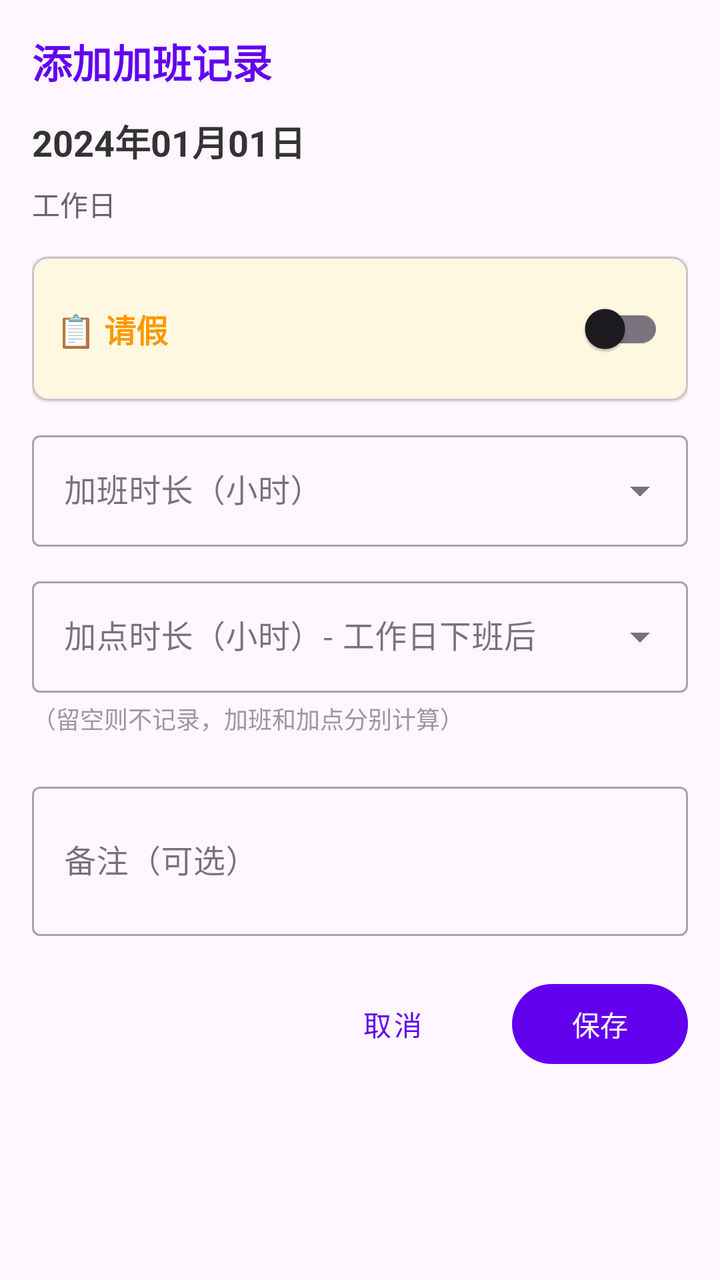
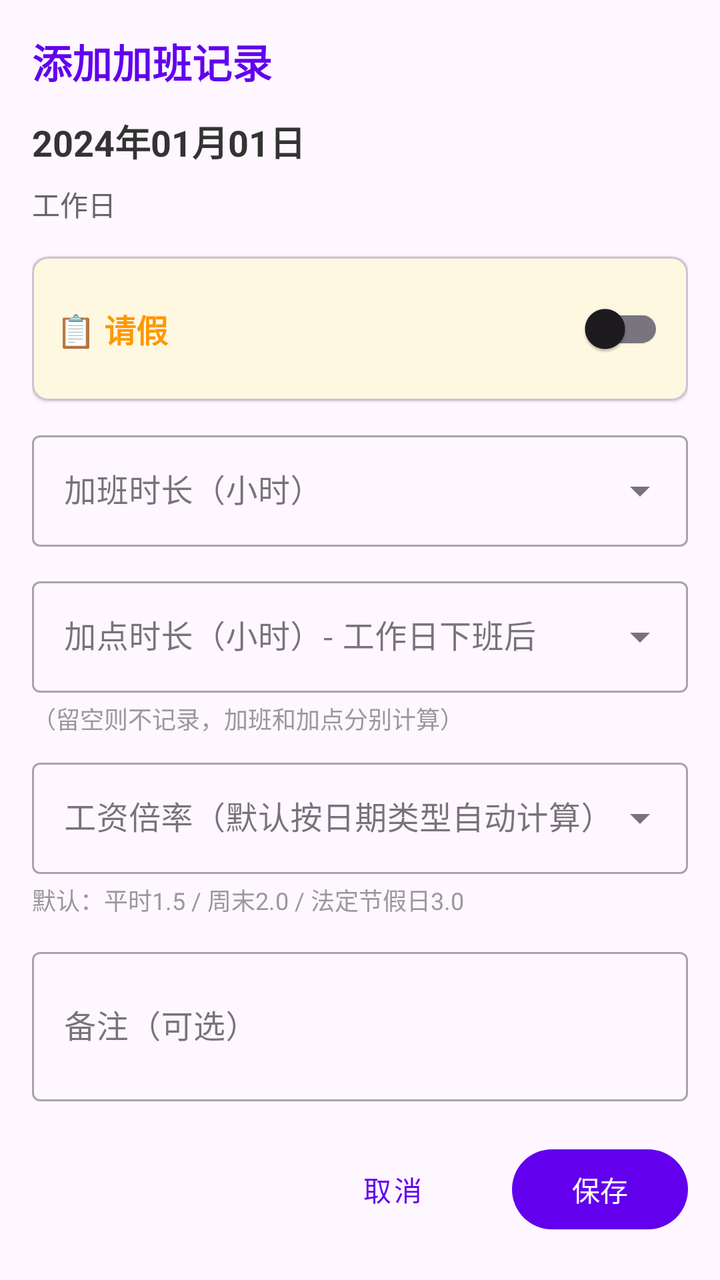

An Android layout rendered at two revisions. The XML below is the earlier revision; the diff shows what the commit changed to produce the second picture.
<!-- AndroidManifest.xml: application theme Theme.PersonalOvertimeRecord -->
<!-- res/layout/dialog_add_overtime.xml -->
<?xml version="1.0" encoding="utf-8"?>
<ScrollView xmlns:android="http://schemas.android.com/apk/res/android"
    xmlns:app="http://schemas.android.com/apk/res-auto"
    android:layout_width="match_parent"
    android:layout_height="wrap_content">

    <LinearLayout
        android:layout_width="match_parent"
        android:layout_height="wrap_content"
        android:orientation="vertical"
        android:padding="16dp">

        <TextView
            android:id="@+id/tvTitle"
            android:layout_width="wrap_content"
            android:layout_height="wrap_content"
            android:text="添加加班记录"
            android:textSize="20sp"
            android:textStyle="bold"
            android:textColor="#6200EE"
            android:layout_marginBottom="12dp" />

        <TextView
            android:id="@+id/tvDate"
            android:layout_width="wrap_content"
            android:layout_height="wrap_content"
            android:text="2024年01月01日"
            android:textSize="18sp"
            android:textStyle="bold"
            android:textColor="#333333"
            android:layout_marginBottom="8dp" />

        <TextView
            android:id="@+id/tvDayType"
            android:layout_width="wrap_content"
            android:layout_height="wrap_content"
            android:text="工作日"
            android:textSize="14sp"
            android:textColor="#666666"
            android:layout_marginBottom="16dp" />

        
        <com.google.android.material.card.MaterialCardView
            android:layout_width="match_parent"
            android:layout_height="wrap_content"
            android:layout_marginBottom="12dp"
            app:cardElevation="1dp"
            app:cardCornerRadius="8dp"
            app:cardBackgroundColor="#FFF8E1">

            <LinearLayout
                android:layout_width="match_parent"
                android:layout_height="wrap_content"
                android:orientation="vertical"
                android:padding="12dp">

                <LinearLayout
                    android:layout_width="match_parent"
                    android:layout_height="wrap_content"
                    android:orientation="horizontal"
                    android:gravity="center_vertical">

                    <TextView
                        android:layout_width="0dp"
                        android:layout_height="wrap_content"
                        android:layout_weight="1"
                        android:text="📋 请假"
                        android:textSize="16sp"
                        android:textStyle="bold"
                        android:textColor="#FF9800" />

                    <com.google.android.material.switchmaterial.SwitchMaterial
                        android:id="@+id/switchLeave"
                        android:layout_width="wrap_content"
                        android:layout_height="wrap_content" />

                </LinearLayout>

                <LinearLayout
                    android:id="@+id/leaveOptionsLayout"
                    android:layout_width="match_parent"
                    android:layout_height="wrap_content"
                    android:orientation="vertical"
                    android:visibility="gone"
                    android:layout_marginTop="8dp">

                    <com.google.android.material.textfield.TextInputLayout
                        android:layout_width="match_parent"
                        android:layout_height="wrap_content"
                        android:hint="请假类型"
                        style="@style/Widget.MaterialComponents.TextInputLayout.OutlinedBox.ExposedDropdownMenu">

                        <AutoCompleteTextView
                            android:id="@+id/actvLeaveType"
                            android:layout_width="match_parent"
                            android:layout_height="wrap_content"
                            android:inputType="none" />

                    </com.google.android.material.textfield.TextInputLayout>

                    <com.google.android.material.textfield.TextInputLayout
                        android:layout_width="match_parent"
                        android:layout_height="wrap_content"
                        android:layout_marginTop="8dp"
                        android:hint="请假天数"
                        style="@style/Widget.MaterialComponents.TextInputLayout.OutlinedBox.ExposedDropdownMenu">

                        <AutoCompleteTextView
                            android:id="@+id/actvLeaveHours"
                            android:layout_width="match_parent"
                            android:layout_height="wrap_content"
                            android:inputType="none" />
                    </com.google.android.material.textfield.TextInputLayout>

                    <TextView
                        android:layout_width="wrap_content"
                        android:layout_height="wrap_content"
                        android:text="选择请假天数（1天=8小时）"
                        android:textSize="12sp"
                        android:textColor="#999999"
                        android:layout_marginTop="4dp" />

                </LinearLayout>

            </LinearLayout>

        </com.google.android.material.card.MaterialCardView>

        <com.google.android.material.textfield.TextInputLayout
            android:layout_width="match_parent"
            android:layout_height="wrap_content"
            android:hint="加班时长（小时）"
            style="@style/Widget.MaterialComponents.TextInputLayout.OutlinedBox.ExposedDropdownMenu">

            <AutoCompleteTextView
                android:id="@+id/actvOvertimeHours"
                android:layout_width="match_parent"
                android:layout_height="wrap_content"
                android:inputType="none" />
        </com.google.android.material.textfield.TextInputLayout>

        <com.google.android.material.textfield.TextInputLayout
            android:layout_width="match_parent"
            android:layout_height="wrap_content"
            android:layout_marginTop="12dp"
            android:hint="加点时长（小时）- 工作日下班后"
            style="@style/Widget.MaterialComponents.TextInputLayout.OutlinedBox.ExposedDropdownMenu">

            <AutoCompleteTextView
                android:id="@+id/actvExtraHours"
                android:layout_width="match_parent"
                android:layout_height="wrap_content"
                android:inputType="none" />
        </com.google.android.material.textfield.TextInputLayout>

        <TextView
            android:layout_width="wrap_content"
            android:layout_height="wrap_content"
            android:text="（留空则不记录，加班和加点分别计算）"
            android:textSize="12sp"
            android:textColor="#999999"
            android:layout_marginTop="4dp"
            android:layout_marginBottom="8dp" />

        <com.google.android.material.textfield.TextInputLayout
            android:layout_width="match_parent"
            android:layout_height="wrap_content"
            android:layout_marginTop="12dp"
            android:hint="备注（可选）"
            style="@style/Widget.MaterialComponents.TextInputLayout.OutlinedBox">

            <com.google.android.material.textfield.TextInputEditText
                android:id="@+id/etNote"
                android:layout_width="match_parent"
                android:layout_height="wrap_content"
                android:inputType="textMultiLine"
                android:minLines="2"
                android:maxLines="4" />
        </com.google.android.material.textfield.TextInputLayout>

        <LinearLayout
            android:layout_width="match_parent"
            android:layout_height="wrap_content"
            android:layout_marginTop="20dp"
            android:orientation="horizontal"
            android:gravity="end">

            <com.google.android.material.button.MaterialButton
                android:id="@+id/btnDelete"
                style="@style/Widget.MaterialComponents.Button.TextButton"
                android:layout_width="wrap_content"
                android:layout_height="wrap_content"
                android:text="删除"
                android:textColor="#FF0000"
                android:layout_marginEnd="8dp"
                android:visibility="gone" />

            <com.google.android.material.button.MaterialButton
                android:id="@+id/btnCancel"
                style="@style/Widget.MaterialComponents.Button.TextButton"
                android:layout_width="wrap_content"
                android:layout_height="wrap_content"
                android:text="取消"
                android:layout_marginEnd="8dp" />

            <com.google.android.material.button.MaterialButton
                android:id="@+id/btnSave"
                android:layout_width="wrap_content"
                android:layout_height="wrap_content"
                android:text="保存"
                android:layout_marginStart="8dp" />

        </LinearLayout>

    </LinearLayout>

</ScrollView>
<!-- resources referenced by this layout -->
<resources>
  <style name="Theme.PersonalOvertimeRecord" parent="Base.Theme.PersonalOvertimeRecord" />
  <style name="Base.Theme.PersonalOvertimeRecord" parent="Theme.Material3.DayNight.NoActionBar">
          <item name="colorPrimary">@color/colorPrimary</item>
          <item name="colorPrimaryDark">@color/colorPrimaryDark</item>
          <item name="colorAccent">@color/colorAccent</item>
      </style>
  <color name="colorPrimary">#FF6200EE</color>
  <color name="colorPrimaryDark">#FF3700B3</color>
  <color name="colorAccent">#FF03DAC5</color>
</resources>

<!-- the commit's change to res/layout/dialog_add_overtime.xml (unified diff, before → after) -->
@@ -162,6 +162,28 @@
             android:layout_marginTop="4dp"
             android:layout_marginBottom="8dp" />
 
+        
+        <com.google.android.material.textfield.TextInputLayout
+            android:layout_width="match_parent"
+            android:layout_height="wrap_content"
+            android:hint="工资倍率（默认按日期类型自动计算）"
+            style="@style/Widget.MaterialComponents.TextInputLayout.OutlinedBox.ExposedDropdownMenu">
+
+            <AutoCompleteTextView
+                android:id="@+id/actvRate"
+                android:layout_width="match_parent"
+                android:layout_height="wrap_content"
+                android:inputType="numberDecimal" />
+        </com.google.android.material.textfield.TextInputLayout>
+
+        <TextView
+            android:layout_width="wrap_content"
+            android:layout_height="wrap_content"
+            android:text="默认：平时1.5 / 周末2.0 / 法定节假日3.0"
+            android:textSize="12sp"
+            android:textColor="#999999"
+            android:layout_marginTop="4dp" />
+
         <com.google.android.material.textfield.TextInputLayout
             android:layout_width="match_parent"
             android:layout_height="wrap_content"
